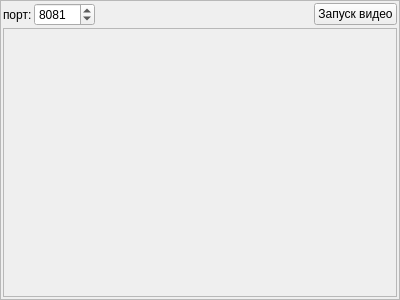
The window that python/lidar_frame/controls/video_frame.ui (AlexLexx706/robocar) describes before a commit, drawn with Qt 5.
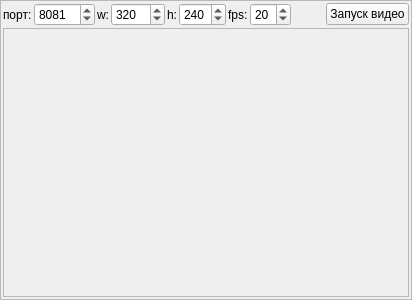
The same window after the commit.

```diff
--- a/python/lidar_frame/controls/video_frame.ui
+++ b/python/lidar_frame/controls/video_frame.ui
@@ -6,7 +6,7 @@
    <rect>
     <x>0</x>
     <y>0</y>
-    <width>400</width>
+    <width>412</width>
     <height>300</height>
    </rect>
   </property>
@@ -45,6 +45,57 @@
        </property>
       </widget>
      </item>
+     <item>
+      <widget class="QLabel" name="label_2">
+       <property name="text">
+        <string>w:</string>
+       </property>
+      </widget>
+     </item>
+     <item>
+      <widget class="QSpinBox" name="spinBox_w">
+       <property name="maximum">
+        <number>1024</number>
+       </property>
+       <property name="value">
+        <number>320</number>
+       </property>
+      </widget>
+     </item>
+     <item>
+      <widget class="QLabel" name="label_3">
+       <property name="text">
+        <string>h:</string>
+       </property>
+      </widget>
+     </item>
+     <item>
+      <widget class="QSpinBox" name="spinBox_h">
+       <property name="maximum">
+        <number>768</number>
+       </property>
+       <property name="value">
+        <number>240</number>
+       </property>
+      </widget>
+     </item>
+     <item>
+      <widget class="QLabel" name="label_4">
+       <property name="text">
+        <string>fps:</string>
+       </property>
+      </widget>
+     </item>
+     <item>
+      <widget class="QSpinBox" name="spinBox_fps">
+       <property name="maximum">
+        <number>30</number>
+       </property>
+       <property name="value">
+        <number>20</number>
+       </property>
+      </widget>
+     </item>
      <item>
       <spacer name="horizontalSpacer">
        <property name="orientation">
```
Left out of the diff: 4 changed lines with no effect on the pictures.
